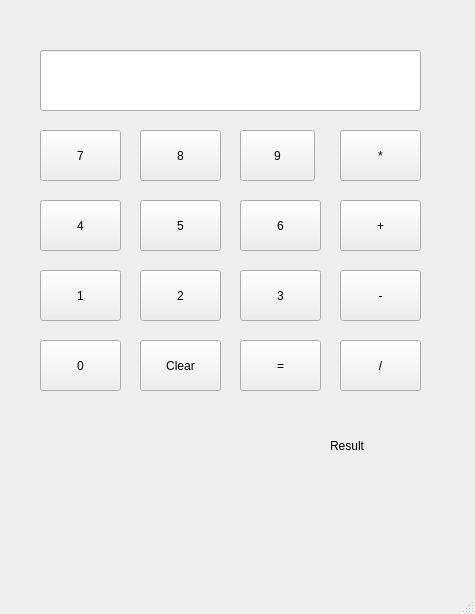
The window that mainwindow.ui (FixedKestrel480/Calculator) describes before a commit, drawn with Qt 5.
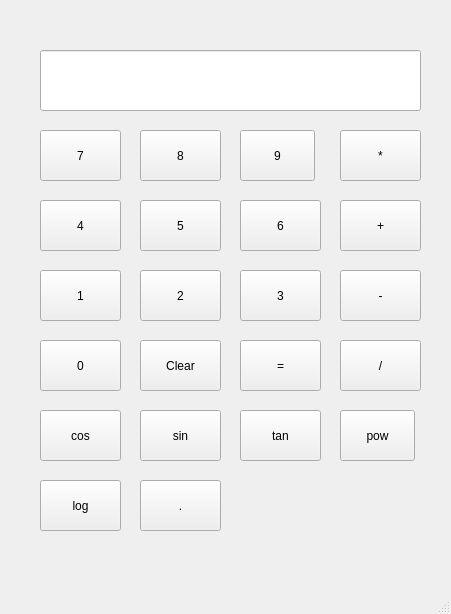
The same window after the commit.

Commit message: adding tan, cos, sin, log

Diff of the .ui file:
```diff
--- a/mainwindow.ui
+++ b/mainwindow.ui
@@ -6,7 +6,7 @@
    <rect>
     <x>0</x>
     <y>0</y>
-    <width>475</width>
+    <width>451</width>
     <height>614</height>
    </rect>
   </property>
@@ -24,19 +24,6 @@
      </rect>
     </property>
    </widget>
-   <widget class="QLabel" name="label_result">
-    <property name="geometry">
-     <rect>
-      <x>330</x>
-      <y>420</y>
-      <width>71</width>
-      <height>51</height>
-     </rect>
-    </property>
-    <property name="text">
-     <string>Result</string>
-    </property>
-   </widget>
    <widget class="QPushButton" name="pushButton_mult">
     <property name="geometry">
      <rect>
@@ -245,6 +232,84 @@
      <string>=</string>
     </property>
    </widget>
+   <widget class="QPushButton" name="pushButton_cos">
+    <property name="geometry">
+     <rect>
+      <x>40</x>
+      <y>410</y>
+      <width>81</width>
+      <height>51</height>
+     </rect>
+    </property>
+    <property name="text">
+     <string>cos</string>
+    </property>
+   </widget>
+   <widget class="QPushButton" name="pushButton_sin">
+    <property name="geometry">
+     <rect>
+      <x>140</x>
+      <y>410</y>
+      <width>81</width>
+      <height>51</height>
+     </rect>
+    </property>
+    <property name="text">
+     <string>sin</string>
+    </property>
+   </widget>
+   <widget class="QPushButton" name="pushButton_tan">
+    <property name="geometry">
+     <rect>
+      <x>240</x>
+      <y>410</y>
+      <width>81</width>
+      <height>51</height>
+     </rect>
+    </property>
+    <property name="text">
+     <string>tan</string>
+    </property>
+   </widget>
+   <widget class="QPushButton" name="pushButton_pow">
+    <property name="geometry">
+     <rect>
+      <x>340</x>
+      <y>410</y>
+      <width>75</width>
+      <height>51</height>
+     </rect>
+    </property>
+    <property name="text">
+     <string>pow</string>
+    </property>
+   </widget>
+   <widget class="QPushButton" name="pushButton_log">
+    <property name="geometry">
+     <rect>
+      <x>40</x>
+      <y>480</y>
+      <width>81</width>
+      <height>51</height>
+     </rect>
+    </property>
+    <property name="text">
+     <string>log</string>
+    </property>
+   </widget>
+   <widget class="QPushButton" name="pushButton_point">
+    <property name="geometry">
+     <rect>
+      <x>140</x>
+      <y>480</y>
+      <width>81</width>
+      <height>51</height>
+     </rect>
+    </property>
+    <property name="text">
+     <string>.</string>
+    </property>
+   </widget>
   </widget>
   <widget class="QMenuBar" name="menubar">
    <property name="geometry">
```
Left out of the diff: 2 changed lines with no effect on the pictures. The commit also changes 2 other files.
